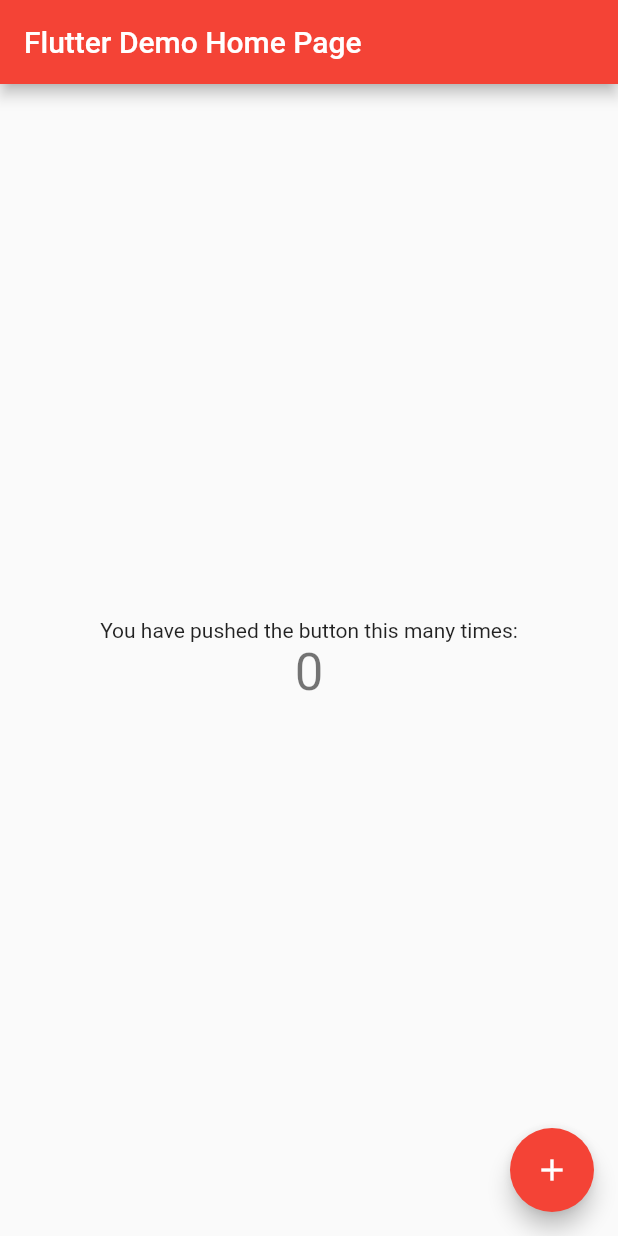
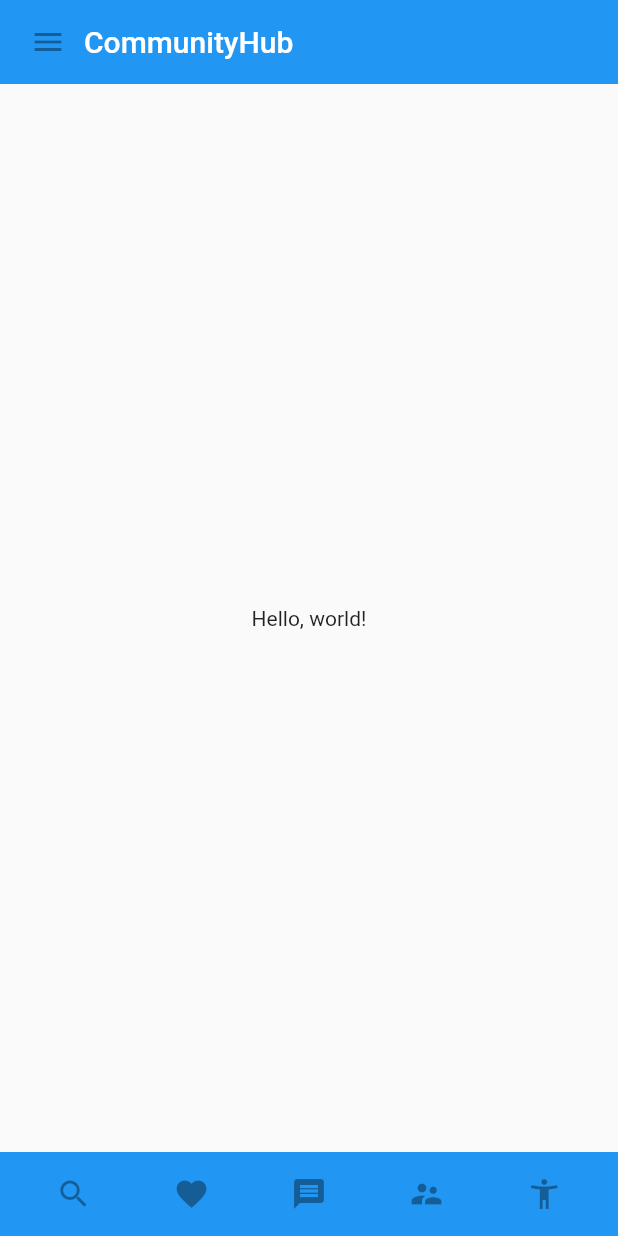
Before and after one commit to jnisitha/client_side_app, a Flutter app: the screen it shows after launch, on a phone screen of 412 x 824 dp. Run offline on Flutter 3.47's test engine with Material 2 defaults, Android fonts, the phone set to English and light mode, and no system bars.

```diff
--- a/lib/main.dart
+++ b/lib/main.dart
@@ -1,111 +1,116 @@
 import 'package:flutter/material.dart';
 
-void main() => runApp(MyApp());
+class MyAppBar extends StatelessWidget {
+  MyAppBar({this.title});
 
-class MyApp extends StatelessWidget {
-  // This widget is the root of your application.
+  // Fields in a Widget subclass are always marked "final".
+
+  final Widget title;
+
   @override
   Widget build(BuildContext context) {
-    return MaterialApp(
-      title: 'Flutter Demo',
-      theme: ThemeData(
-        // This is the theme of your application.
-        //
-        // Try running your application with "flutter run". You'll see the
-        // application has a blue toolbar. Then, without quitting the app, try
-        // changing the primarySwatch below to Colors.green and then invoke
-        // "hot reload" (press "r" in the console where you ran "flutter run",
-        // or simply save your changes to "hot reload" in a Flutter IDE).
-        // Notice that the counter didn't reset back to zero; the application
-        // is not restarted.
-        primarySwatch: Colors.red,
+    return Container(
+      height: 56.0, // in logical pixels
+      padding: const EdgeInsets.symmetric(horizontal: 8.0),
+      decoration: BoxDecoration(color: Colors.blue[500]),
+      // Row is a horizontal, linear layout.
+      child: Row(
+        // <Widget> is the type of items in the list.
+        children: <Widget>[
+          IconButton(
+            icon: Icon(Icons.menu),
+            tooltip: 'Navigation menu',
+            onPressed: null, // null disables the button
+          ),
+          // Expanded expands its child to fill the available space.
+          Expanded(
+            child: title,
+          ),
+        ],
       ),
-      home: MyHomePage(title: 'Flutter Demo Home Page'),
     );
   }
 }
 
-class MyHomePage extends StatefulWidget {
-  MyHomePage({Key key, this.title}) : super(key: key);
-
-  // This widget is the home page of your application. It is stateful, meaning
-  // that it has a State object (defined below) that contains fields that affect
-  // how it looks.
-
-  // This class is the configuration for the state. It holds the values (in this
-  // case the title) provided by the parent (in this case the App widget) and
-  // used by the build method of the State. Fields in a Widget subclass are
-  // always marked "final".
-
-  final String title;
-
-  @override
-  _MyHomePageState createState() => _MyHomePageState();
-}
-
-class _MyHomePageState extends State<MyHomePage> {
-  int _counter = 0;
-
-  void _incrementCounter() {
-    setState(() {
-      // This call to setState tells the Flutter framework that something has
-      // changed in this State, which causes it to rerun the build method below
-      // so that the display can reflect the updated values. If we changed
-      // _counter without calling setState(), then the build method would not be
-      // called again, and so nothing would appear to happen.
-      _counter++;
-    });
-  }
-
+class MyScaffold extends StatelessWidget {
   @override
   Widget build(BuildContext context) {
-    // This method is rerun every time setState is called, for instance as done
-    // by the _incrementCounter method above.
-    //
-    // The Flutter framework has been optimized to make rerunning build methods
-    // fast, so that you can just rebuild anything that needs updating rather
-    // than having to individually change instances of widgets.
-    return Scaffold(
-      appBar: AppBar(
-        // Here we take the value from the MyHomePage object that was created by
-        // the App.build method, and use it to set our appbar title.
-        title: Text(widget.title),
+    // Material is a conceptual piece of paper on which the UI appears.
+    return Material(
+      // Column is a vertical, linear layout.
+      child: Column(
+        children: <Widget>[
+          MyAppBar(
+            title: Text(
+              'CommunityHub',
+              style: Theme.of(context).primaryTextTheme.title,
+            ),
+          ),
+          Expanded(
+            child: Center(
+              child: Text('Hello, world!'),
+            ),
+          ),
+          BottomNavigationBar(
+            title: Text(
+              'Example title',
+              style: Theme.of(context).primaryTextTheme.title,
+            ),
+          ),
+        ],
       ),
-      body: Center(
-        // Center is a layout widget. It takes a single child and positions it
-        // in the middle of the parent.
-        child: Column(
-          // Column is also layout widget. It takes a list of children and
-          // arranges them vertically. By default, it sizes itself to fit its
-          // children horizontally, and tries to be as tall as its parent.
-          //
-          // Invoke "debug painting" (press "p" in the console, choose the
-          // "Toggle Debug Paint" action from the Flutter Inspector in Android
-          // Studio, or the "Toggle Debug Paint" command in Visual Studio Code)
-          // to see the wireframe for each widget.
-          //
-          // Column has various properties to control how it sizes itself and
-          // how it positions its children. Here we use mainAxisAlignment to
-          // center the children vertically; the main axis here is the vertical
-          // axis because Columns are vertical (the cross axis would be
-          // horizontal).
-          mainAxisAlignment: MainAxisAlignment.center,
-          children: <Widget>[
-            Text(
-              'You have pushed the button this many times:',
-            ),
-            Text(
-              '$_counter',
-              style: Theme.of(context).textTheme.display1,
-            ),
-          ],
-        ),
-      ),
-      floatingActionButton: FloatingActionButton(
-        onPressed: _incrementCounter,
-        tooltip: 'Increment',
-        child: Icon(Icons.add),
-      ), // This trailing comma makes auto-formatting nicer for build methods.
     );
   }
 }
+
+class BottomNavigationBar extends StatelessWidget {
+  BottomNavigationBar({this.title});
+
+  final Widget title;
+
+  @override
+  Widget build(BuildContext context){
+    return Container (
+      height: 56.0,
+      padding: EdgeInsets.symmetric(horizontal: 10.0),
+      decoration: BoxDecoration(color: Colors.blue),
+      child: Row (
+        children: <Widget>[
+          Expanded(
+            child: IconButton(
+            icon: Icon(Icons.search),
+            ),
+          ),
+          Expanded(
+            child: IconButton(
+              icon: Icon(Icons.favorite),
+            ),
+          ),
+          Expanded(
+            child: IconButton(
+              icon: Icon(Icons.message),
+            ),
+          ),
+          Expanded(
+            child: IconButton(
+              icon: Icon(Icons.supervisor_account),
+            ),
+          ),
+          Expanded(
+            child: IconButton(
+              icon: Icon(Icons.accessibility_new),
+            ),
+          ),
+
+        ],
+      )
+    );
+  }
+}
+
+void main() {
+  runApp(MaterialApp(
+    title: 'My app', // used by the OS task switcher
+    home: MyScaffold(),
+  ));
+}
```
